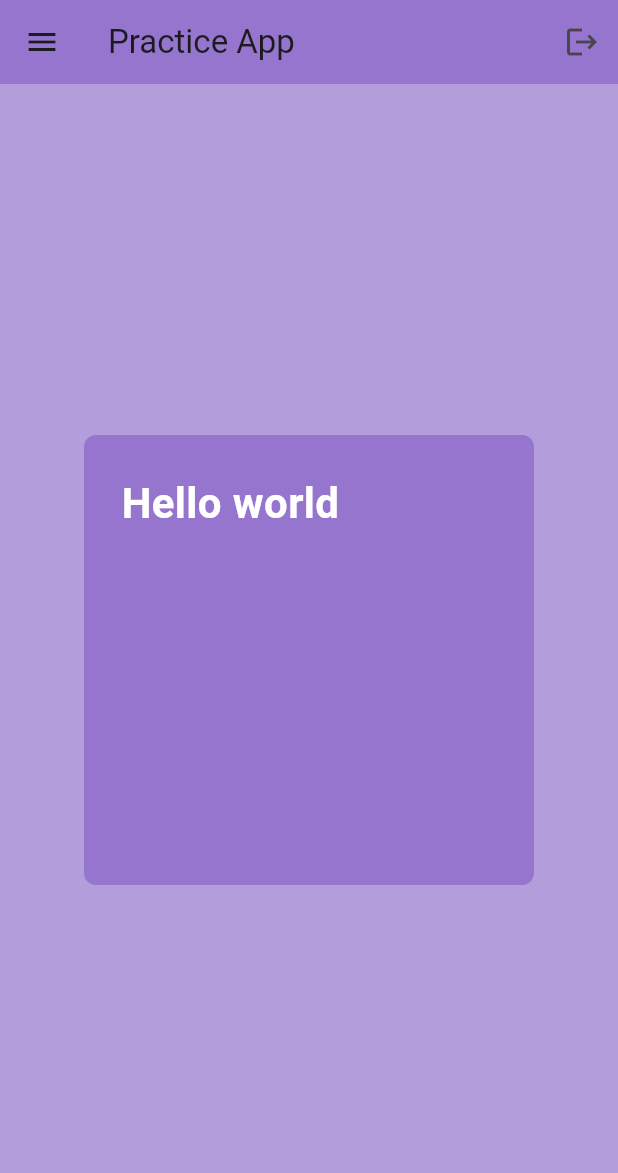
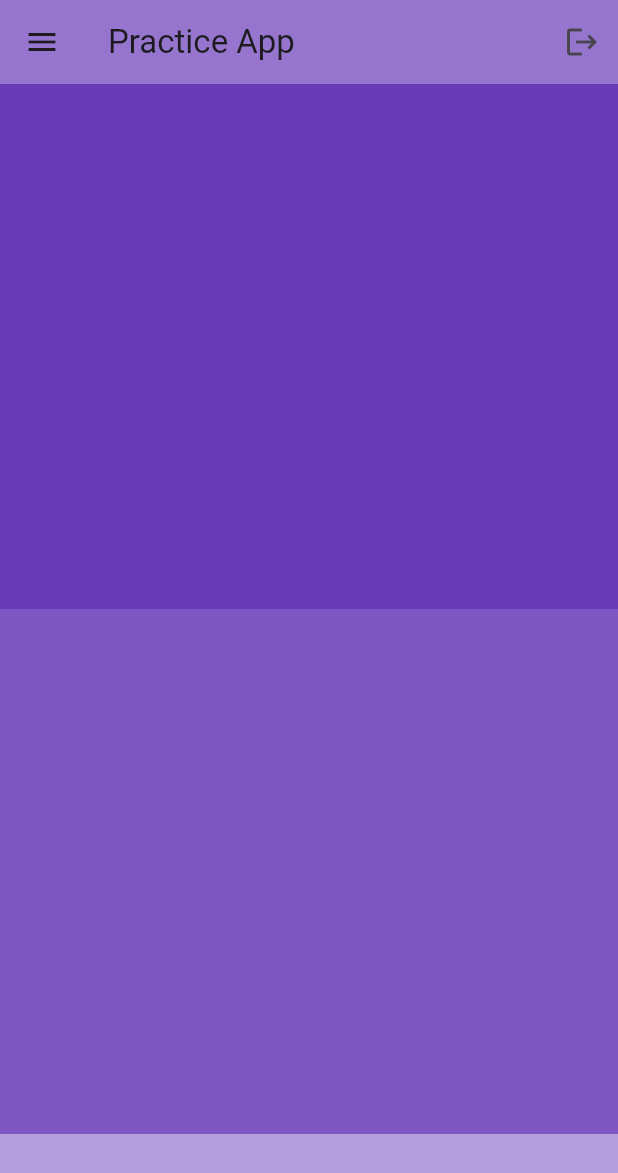
Before and after one commit to Luke-Kissling/practice, a Flutter app: the screen it shows after launch, on a phone screen of 412 x 824 dp. Shown: the top 1173 px of the screen. Run offline on Flutter 3.47's test engine with Material 3 defaults, Android fonts, the phone set to English and light mode, and no system bars.

Commit message:
changed to list

```diff
--- a/lib/main.dart
+++ b/lib/main.dart
@@ -11,8 +11,8 @@ class MyApp extends StatelessWidget {
   @override
   Widget build(BuildContext context) {
     return MaterialApp(
+      debugShowCheckedModeBanner: false,
         home: Scaffold(
-      backgroundColor: Colors.deepPurple[200],
       appBar: AppBar(
         title: Text("Practice App"),
         backgroundColor: Colors.deepPurple[300],
@@ -20,21 +20,22 @@ class MyApp extends StatelessWidget {
         leading: Icon(Icons.menu),
         actions: [IconButton(onPressed: () {}, icon: Icon(Icons.logout))],
       ),
-      body: Center(
-        child: Container(
-          height: 300,
-          width: 300,
-          decoration: BoxDecoration(
-            color: Colors.deepPurple[300],
-            borderRadius: BorderRadius.circular(8),
+      body: ListView(
+        children: [
+          Container(
+            height: 350,
+            color: Colors.deepPurple,
           ),
-          padding: EdgeInsets.all(25),
-          child: Text("Hello world",
-              style: TextStyle(
-                  fontSize: 28,
-                  color: Colors.white,
-                  fontWeight: FontWeight.bold)),
-        ),
+          Container(
+            height: 350,
+
+            color: Colors.deepPurple[400],
+          ),
+          Container(
+            height: 350,
+            color: Colors.deepPurple[200],
+          ),
+        ],
       ),
     ));
   }
```
